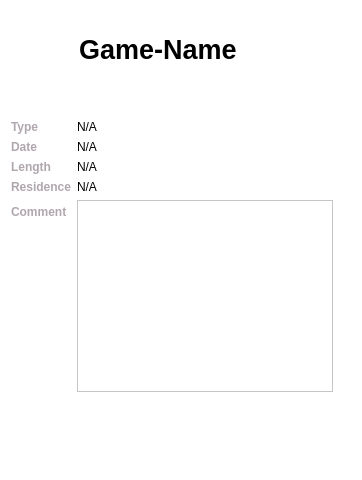
lbproductions/ProjectStats, file Gui/Details/GameDetails/gamedetailswidget.ui: the form before one commit.
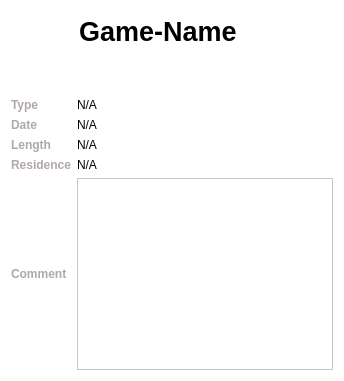
The form after the commit.

Commit message: - GamesSummaryWidget: 	* Fixed horrible (!) memory leaks 	* Heavy performance improvements 	* Improved medal view to look nicer/cleaner 	* Simplyfied Layouts to get more performance from Qt 	* some other minor fixes/improvements

Patch:
```diff
--- a/Gui/Details/GameDetails/gamedetailswidget.ui
+++ b/Gui/Details/GameDetails/gamedetailswidget.ui
@@ -6,8 +6,8 @@
    <rect>
     <x>0</x>
     <y>0</y>
-    <width>362</width>
-    <height>480</height>
+    <width>340</width>
+    <height>381</height>
    </rect>
   </property>
   <property name="sizePolicy">
@@ -83,41 +83,8 @@
   <property name="windowTitle">
    <string>Form</string>
   </property>
-  <layout class="QVBoxLayout" name="verticalLayout">
-   <item>
-    <layout class="QGridLayout" name="gridLayout" columnstretch="0">
-     <property name="topMargin">
-      <number>20</number>
-     </property>
-     <item row="0" column="0">
-      <layout class="QFormLayout" name="formLayout">
-       <property name="sizeConstraint">
-        <enum>QLayout::SetDefaultConstraint</enum>
-       </property>
-       <property name="fieldGrowthPolicy">
-        <enum>QFormLayout::FieldsStayAtSizeHint</enum>
-       </property>
-       <property name="verticalSpacing">
-        <number>-1</number>
-       </property>
-       <item row="0" column="0">
-        <layout class="QVBoxLayout" name="verticalLayoutAvatar"/>
-       </item>
-       <item row="0" column="1">
-        <layout class="QVBoxLayout" name="verticalLayout_3">
-         <property name="spacing">
-          <number>0</number>
-         </property>
-         <property name="sizeConstraint">
-          <enum>QLayout::SetDefaultConstraint</enum>
-         </property>
-         <property name="leftMargin">
-          <number>0</number>
-         </property>
-         <property name="topMargin">
-          <number>0</number>
-         </property>
-         <item>
+  <layout class="QGridLayout" name="gridLayout">
+   <item row="1" column="1">
           <widget class="QLineEdit" name="lineEditName">
            <property name="enabled">
             <bool>true</bool>
@@ -152,22 +119,7 @@
            </property>
           </widget>
          </item>
-        </layout>
-       </item>
-       <item row="1" column="0">
-        <spacer name="verticalSpacer">
-         <property name="orientation">
-          <enum>Qt::Vertical</enum>
-         </property>
-         <property name="sizeHint" stdset="0">
-          <size>
-           <width>20</width>
-           <height>40</height>
-          </size>
-         </property>
-        </spacer>
-       </item>
-       <item row="2" column="0">
+   <item row="3" column="0">
         <widget class="QLabel" name="labelType">
          <property name="font">
           <font>
@@ -185,14 +137,14 @@
          </property>
         </widget>
        </item>
-       <item row="2" column="1">
+   <item row="3" column="1">
         <widget class="QLabel" name="labelTypeValue">
          <property name="text">
           <string>N/A</string>
          </property>
         </widget>
        </item>
-       <item row="3" column="0">
+   <item row="4" column="0">
         <widget class="QLabel" name="labelDate">
          <property name="font">
           <font>
@@ -210,7 +162,7 @@
          </property>
         </widget>
        </item>
-       <item row="3" column="1">
+   <item row="4" column="1">
         <widget class="QLabel" name="labelDateValue">
          <property name="minimumSize">
           <size>
@@ -223,7 +175,7 @@
          </property>
         </widget>
        </item>
-       <item row="4" column="0">
+   <item row="5" column="0">
         <widget class="QLabel" name="labelLength">
          <property name="font">
           <font>
@@ -241,14 +193,14 @@
          </property>
         </widget>
        </item>
-       <item row="4" column="1">
+   <item row="5" column="1">
         <widget class="QLabel" name="labelLengthValue">
          <property name="text">
           <string>N/A</string>
          </property>
         </widget>
        </item>
-       <item row="5" column="0">
+   <item row="6" column="0">
         <widget class="QLabel" name="labelResidence">
          <property name="font">
           <font>
@@ -266,11 +218,8 @@
          </property>
         </widget>
        </item>
-       <item row="5" column="1">
+   <item row="6" column="1">
         <layout class="QHBoxLayout" name="horizontalLayoutResidence">
-         <property name="leftMargin">
-          <number>0</number>
-         </property>
          <item>
           <widget class="QLabel" name="labelResidenceValue">
            <property name="text">
@@ -299,8 +248,6 @@
         </widget>
        </item>
        <item row="7" column="1">
-        <layout class="QVBoxLayout" name="verticalLayout_2">
-         <item>
           <widget class="QTextEdit" name="textEditComment">
            <property name="sizePolicy">
             <sizepolicy hsizetype="MinimumExpanding" vsizetype="Preferred">
@@ -310,21 +257,18 @@
            </property>
           </widget>
          </item>
-        </layout>
-       </item>
-      </layout>
-     </item>
-    </layout>
-   </item>
-   <item>
-    <spacer name="verticalSpacer_2">
+   <item row="1" column="0">
+    <layout class="QVBoxLayout" name="verticalLayoutAvatar"/>
+   </item>
+   <item row="2" column="1">
+    <spacer name="verticalSpacer">
      <property name="orientation">
       <enum>Qt::Vertical</enum>
      </property>
      <property name="sizeHint" stdset="0">
       <size>
        <width>20</width>
-       <height>23</height>
+       <height>40</height>
       </size>
      </property>
     </spacer>
```
Lines whose indentation alone changed are shown as unchanged. The commit also changes 9 other files.
